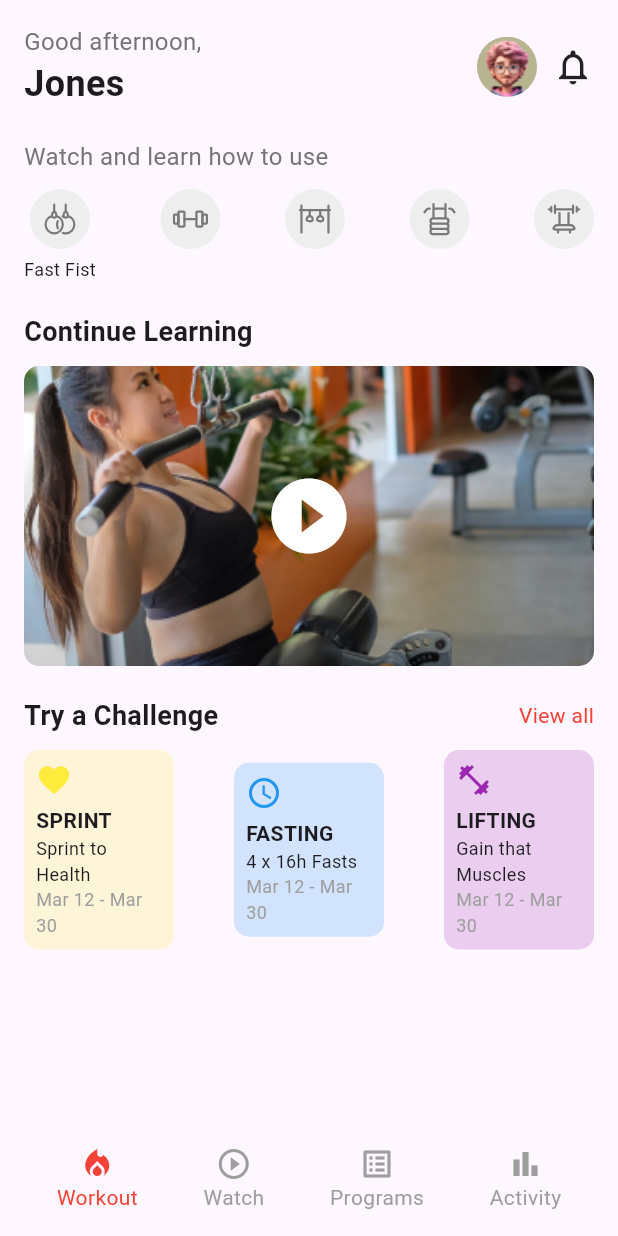
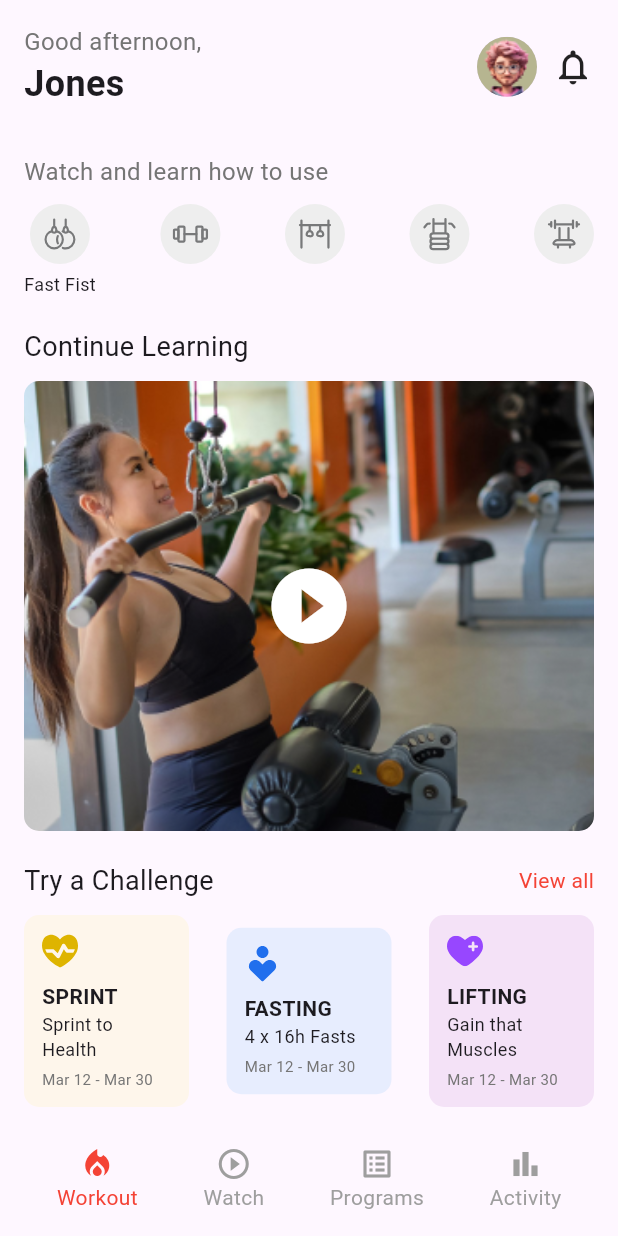
Before and after one commit to Cypher-O/latana, a Flutter app: the screen it shows after launch, after a tap on "Log in", on a phone screen of 412 x 824 dp. Run offline on Flutter 3.47's test engine with Material 3 defaults, Android fonts, the phone set to English and light mode, and no system bars; our stand-ins replace flutter_svg, stacked, stacked_services.

Commit message:
code cleanup

```diff
--- a/lib/models/challenge.dart
+++ b/lib/models/challenge.dart
@@ -4,7 +4,8 @@ class Challenge {
   final String name;
   final String description;
   final String duration;
-  final IconData icon;
+  // final IconData icon;
+  final dynamic icon;
   final Color color;
 
   Challenge({
--- a/lib/viewmodel/home.dart
+++ b/lib/viewmodel/home.dart
@@ -1,4 +1,5 @@
 import 'package:flutter/material.dart';
+import 'package:flutter_svg/flutter_svg.dart';
 import 'package:latana/models/challenge.dart';
 import 'package:stacked/stacked.dart';
 
@@ -10,21 +11,33 @@ class HomeViewModel extends BaseViewModel {
           name: 'SPRINT',
           description: 'Sprint to Health',
           duration: 'Mar 12 - Mar 30',
-          icon: Icons.favorite,
+          icon: SvgPicture.asset(
+            'assets/images/vector-1.svg',
+            width: 24,
+            height: 24,
+          ),
           color: Colors.yellow,
         ),
         Challenge(
           name: 'FASTING',
           description: '4 x 16h Fasts',
           duration: 'Mar 12 - Mar 30',
-          icon: Icons.access_time,
+          icon: SvgPicture.asset(
+            'assets/images/vector-2.svg',
+            width: 24,
+            height: 24,
+          ),
           color: Colors.blue,
         ),
         Challenge(
           name: 'LIFTING',
           description: 'Gain that Muscles',
           duration: 'Mar 12 - Mar 30',
-          icon: Icons.fitness_center,
+          icon: SvgPicture.asset(
+            'assets/images/vector-3.svg',
+            width: 24,
+            height: 24,
+          ),
           color: Colors.purple,
         ),
       ];
--- a/lib/views/home_page.dart
+++ b/lib/views/home_page.dart
@@ -67,6 +67,9 @@ class HomePage extends StackedView<HomeViewModel> {
     return Column(
       crossAxisAlignment: CrossAxisAlignment.start,
       children: [
+        const SizedBox(
+          height: 10.0,
+        ),
         Text(
           'Watch and learn how to use',
           style: TextStyle(fontSize: 16, color: Colors.grey[600]),
@@ -115,11 +118,11 @@ class HomePage extends StackedView<HomeViewModel> {
       children: [
         const Text(
           'Continue Learning',
-          style: TextStyle(fontSize: 18, fontWeight: FontWeight.bold),
+          style: TextStyle(fontSize: 18, fontWeight: FontWeight.normal),
         ),
         const SizedBox(height: 10),
         Container(
-          height: 200,
+          height: 300,
           decoration: BoxDecoration(
             borderRadius: BorderRadius.circular(10),
             image: const DecorationImage(
@@ -144,7 +147,7 @@ class HomePage extends StackedView<HomeViewModel> {
           children: [
             Text(
               'Try a Challenge',
-              style: TextStyle(fontSize: 18, fontWeight: FontWeight.bold),
+              style: TextStyle(fontSize: 18, fontWeight: FontWeight.normal),
             ),
             Text(
               'View all',
@@ -165,22 +168,28 @@ class HomePage extends StackedView<HomeViewModel> {
 
   Widget _buildChallengeCard(Challenge challenge) {
     return Container(
-      width: 100,
-      padding: const EdgeInsets.all(8),
+      width: 110,
+      padding: const EdgeInsets.all(12),
       decoration: BoxDecoration(
-        color: challenge.color.withOpacity(0.2),
+        color: challenge.color.withOpacity(0.1),
         borderRadius: BorderRadius.circular(10),
       ),
       child: Column(
         crossAxisAlignment: CrossAxisAlignment.start,
         children: [
-          Icon(challenge.icon, color: challenge.color),
-          const SizedBox(height: 5),
+          challenge.icon is IconData
+              ? Icon(challenge.icon as IconData,
+                  color: challenge.color, size: 24)
+              : SizedBox(
+                  width: 24, height: 24, child: challenge.icon as Widget),
+          const SizedBox(height: 8),
           Text(challenge.name,
-              style: const TextStyle(fontWeight: FontWeight.bold)),
+              style:
+                  const TextStyle(fontWeight: FontWeight.bold, fontSize: 14)),
           Text(challenge.description, style: const TextStyle(fontSize: 12)),
+          const SizedBox(height: 4),
           Text(challenge.duration,
-              style: const TextStyle(fontSize: 12, color: Colors.grey)),
+              style: TextStyle(fontSize: 10, color: Colors.grey[600])),
         ],
       ),
     );
--- a/lib/views/login_page.dart
+++ b/lib/views/login_page.dart
@@ -181,7 +181,7 @@ class LoginPage extends StackedView<LoginViewModel> {
             children: [
               TextSpan(
                 text: 'Not ${viewModel.userName}? ',
-                style: const TextStyle(color: Colors.black),
+                style: const TextStyle(color: Color.fromARGB(255, 0, 0, 0)),
               ),
               const TextSpan(
                 text: 'Switch Account',
```
Also changed, not shown: assets/images/vector-1.svg (added), assets/images/vector-2.svg (added), assets/images/vector-3.svg (added), pubspec.lock.
